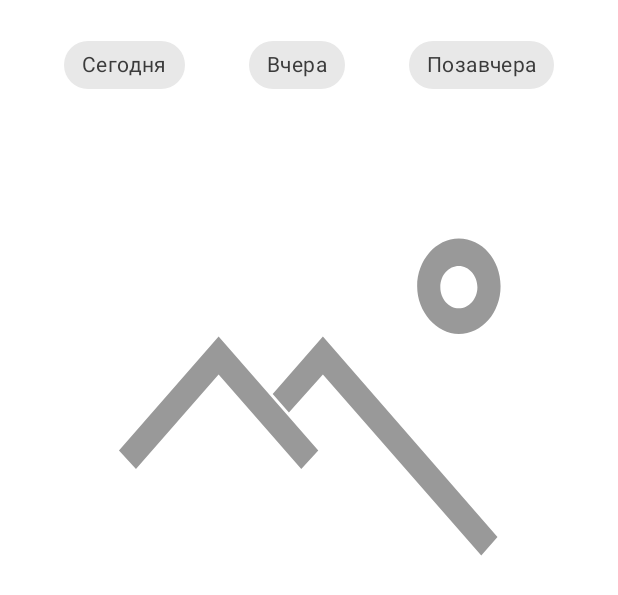
After one commit to S1aks/PicOfTheDay, an Android app: the layout page_pod_fragment.xml on its own in the app's theme, with its tools: preview values and no code run, on a phone screen of 412 x 824 dp. The commit adds this screen. Shown: the top 595 px of the screen. Run offline under Robolectric (Android 15) with nearby library versions, the phone set to English and light mode, and no system bars.

Commit message:
Homework 03

```diff
--- a/app/src/main/java/ru/s1aks/picoftheday/di/KoinModule.kt
+++ b/app/src/main/java/ru/s1aks/picoftheday/di/KoinModule.kt
@@ -5,9 +5,11 @@ import org.koin.dsl.module
 import ru.s1aks.picoftheday.model.repository.PODRetrofitImpl
 import ru.s1aks.picoftheday.model.repository.Repository
 import ru.s1aks.picoftheday.ui.main.MainViewModel
+import ru.s1aks.picoftheday.ui.pod_fragment.PODViewModel
 
 val appModule = module {
     single<Repository> { PODRetrofitImpl() }
 
     viewModel { MainViewModel(get()) }
+    viewModel { PODViewModel(get()) }
 }
--- a/app/src/main/java/ru/s1aks/picoftheday/model/repository/PictureOfTheDayAPI.kt
+++ b/app/src/main/java/ru/s1aks/picoftheday/model/repository/PictureOfTheDayAPI.kt
@@ -5,7 +5,6 @@ import retrofit2.http.GET
 import retrofit2.http.Query
 
 interface PictureOfTheDayAPI {
-
     @GET("planetary/apod")
     fun getPictureOfTheDay(
         @Query("api_key") apiKey: String,
--- /dev/null
+++ b/app/src/main/res/layout/page_pod_fragment.xml
@@ -0,0 +1,71 @@
+<?xml version="1.0" encoding="utf-8"?>
+<androidx.constraintlayout.widget.ConstraintLayout xmlns:android="http://schemas.android.com/apk/res/android"
+    xmlns:app="http://schemas.android.com/apk/res-auto"
+    android:layout_width="match_parent"
+    android:layout_height="match_parent">
+
+        <com.google.android.material.chip.Chip
+            android:id="@+id/chip_today"
+            style="@style/Widget.MaterialComponents.Chip.Action"
+            android:layout_width="wrap_content"
+            android:layout_height="wrap_content"
+            android:text="@string/chip_text_today"
+            app:layout_constraintBottom_toTopOf="@id/image_view"
+            app:layout_constraintEnd_toStartOf="@id/chip_yesterday"
+            app:layout_constraintStart_toStartOf="parent"
+            app:layout_constraintTop_toTopOf="parent" />
+
+        <com.google.android.material.chip.Chip
+            android:id="@+id/chip_yesterday"
+            style="@style/Widget.MaterialComponents.Chip.Action"
+            android:layout_width="wrap_content"
+            android:layout_height="wrap_content"
+            android:text="@string/chip_text_yesterday"
+            app:layout_constraintBottom_toBottomOf="@id/chip_today"
+            app:layout_constraintEnd_toStartOf="@id/chip_day_before_yesterday"
+            app:layout_constraintStart_toEndOf="@id/chip_today"
+            app:layout_constraintTop_toTopOf="@id/chip_today" />
+
+        <com.google.android.material.chip.Chip
+            android:id="@+id/chip_day_before_yesterday"
+            style="@style/Widget.MaterialComponents.Chip.Action"
+            android:layout_width="wrap_content"
+            android:layout_height="wrap_content"
+            android:text="@string/chip_text_day_before_yesterday"
+            app:layout_constraintBottom_toBottomOf="@id/chip_today"
+            app:layout_constraintEnd_toEndOf="parent"
+            app:layout_constraintStart_toEndOf="@id/chip_yesterday"
+            app:layout_constraintTop_toTopOf="@id/chip_today" />
+
+        <ru.s1aks.picoftheday.utils.EquilateralImageView
+            android:id="@+id/image_view"
+            android:layout_width="match_parent"
+            android:layout_height="wrap_content"
+            android:layout_gravity="center"
+            android:contentDescription="@string/photo_of_the_day_stub"
+            android:scaleType="fitCenter"
+            app:layout_constraintBottom_toTopOf="@id/overview"
+            app:layout_constraintEnd_toEndOf="parent"
+            app:layout_constraintStart_toStartOf="parent"
+            app:layout_constraintTop_toBottomOf="@id/chip_today"
+            app:srcCompat="@drawable/ic_no_photo_vector" />
+
+        <TextView
+            android:id="@+id/title"
+            android:layout_width="match_parent"
+            android:layout_height="wrap_content"
+            app:layout_constraintBottom_toTopOf="@id/overview"
+            app:layout_constraintEnd_toEndOf="parent"
+            app:layout_constraintStart_toStartOf="parent"
+            app:layout_constraintTop_toBottomOf="@id/image_view" />
+
+        <TextView
+            android:id="@+id/overview"
+            android:layout_width="match_parent"
+            android:layout_height="0dp"
+            app:layout_constraintBottom_toBottomOf="parent"
+            app:layout_constraintEnd_toEndOf="parent"
+            app:layout_constraintStart_toStartOf="parent"
+            app:layout_constraintTop_toBottomOf="@id/title" />
+
+</androidx.constraintlayout.widget.ConstraintLayout>
--- a/app/src/main/res/values-v29/styles.xml
+++ b/app/src/main/res/values-v29/styles.xml
@@ -4,8 +4,6 @@
     <style name="AppTheme" parent="Theme.MaterialComponents.Light.NoActionBar">
         <!-- Customize your theme here. -->
         <item name="android:forceDarkAllowed">true</item>
-        <item name="fontFamily">@font/advent_pro_thin</item>
-        <item name="android:fontFamily">@font/advent_pro_thin</item>
 
         <item name="colorPrimary">@color/colorPrimary</item>
         <item name="colorPrimaryVariant">@color/colorPrimaryDark</item>
@@ -19,7 +17,5 @@
         <item name="colorOnSurface">#212121</item>
         <item name="android:colorBackground">@color/background</item>
         <item name="colorOnBackground">#212121</item>
-        <item name="shapeAppearanceSmallComponent">@style/AppShapeAppearance.SmallComponent</item>
-        <item name="shapeAppearanceMediumComponent">@style/AppShapeAppearance.MediumComponent</item>
     </style>
 </resources>
--- a/app/src/main/res/values/strings.xml
+++ b/app/src/main/res/values/strings.xml
@@ -14,4 +14,7 @@
     <string name="chip_light_text">Light</string>
     <string name="chip_sand_text">Sand</string>
     <string name="chip_aqua_text">Aqua</string>
+    <!-- TODO: Remove or change this placeholder text -->
+    <string name="hello_blank_fragment">Hello blank fragment</string>
+    <string name="earth_image">Фото поверхности земли</string>
 </resources>
--- a/app/src/main/res/values/styles.xml
+++ b/app/src/main/res/values/styles.xml
@@ -2,9 +2,6 @@
 
     <style name="AppTheme" parent="Theme.MaterialComponents.Light.NoActionBar">
         <!-- Customize your theme here. -->
-        <item name="fontFamily">@font/advent_pro_thin</item>
-        <item name="android:fontFamily">@font/advent_pro_thin</item>
-
         <item name="colorPrimary">@color/colorPrimary</item>
         <item name="colorPrimaryVariant">@color/colorPrimaryDark</item>
         <item name="colorOnPrimary">#FFFFFF</item>
@@ -17,18 +14,6 @@
         <item name="colorOnSurface">#212121</item>
         <item name="android:colorBackground">@color/background</item>
         <item name="colorOnBackground">#212121</item>
-        <item name="shapeAppearanceSmallComponent">@style/AppShapeAppearance.SmallComponent</item>
-        <item name="shapeAppearanceMediumComponent">@style/AppShapeAppearance.MediumComponent</item>
-    </style>
-
-    <style name="AppShapeAppearance.SmallComponent" parent="ShapeAppearance.MaterialComponents.SmallComponent">
-        <item name="cornerFamily">cut</item>
-        <item name="cornerSize">5dp</item>
-    </style>
-
-    <style name="AppShapeAppearance.MediumComponent" parent="ShapeAppearance.MaterialComponents.MediumComponent">
-        <item name="cornerFamily">cut</item>
-        <item name="cornerSize">5dp</item>
     </style>
 
     <style name="AppThemeLight" parent="AppTheme">
```
Also changed, not shown: app/src/main/java/ru/s1aks/picoftheday/ui/adapters/ViewPagerAdapter.kt (added, +38 -0 lines), app/src/main/java/ru/s1aks/picoftheday/ui/earth_fragment/EarthFragment.kt (added, +46 -0 lines), app/src/main/java/ru/s1aks/picoftheday/ui/main/MainFragment.kt (+22 -92 lines), app/src/main/java/ru/s1aks/picoftheday/ui/pod_fragment/PODFragment.kt (added, +81 -0 lines), app/src/main/java/ru/s1aks/picoftheday/ui/pod_fragment/PODViewModel.kt (added, +73 -0 lines), app/src/main/java/ru/s1aks/picoftheday/utils/ViewUtils.kt (added, +23 -0 lines), app/src/main/res/layout/main_fragment.xml (+15 -44 lines), app/src/main/res/layout/page_earth_fragment.xml (added, +29 -0 lines).
